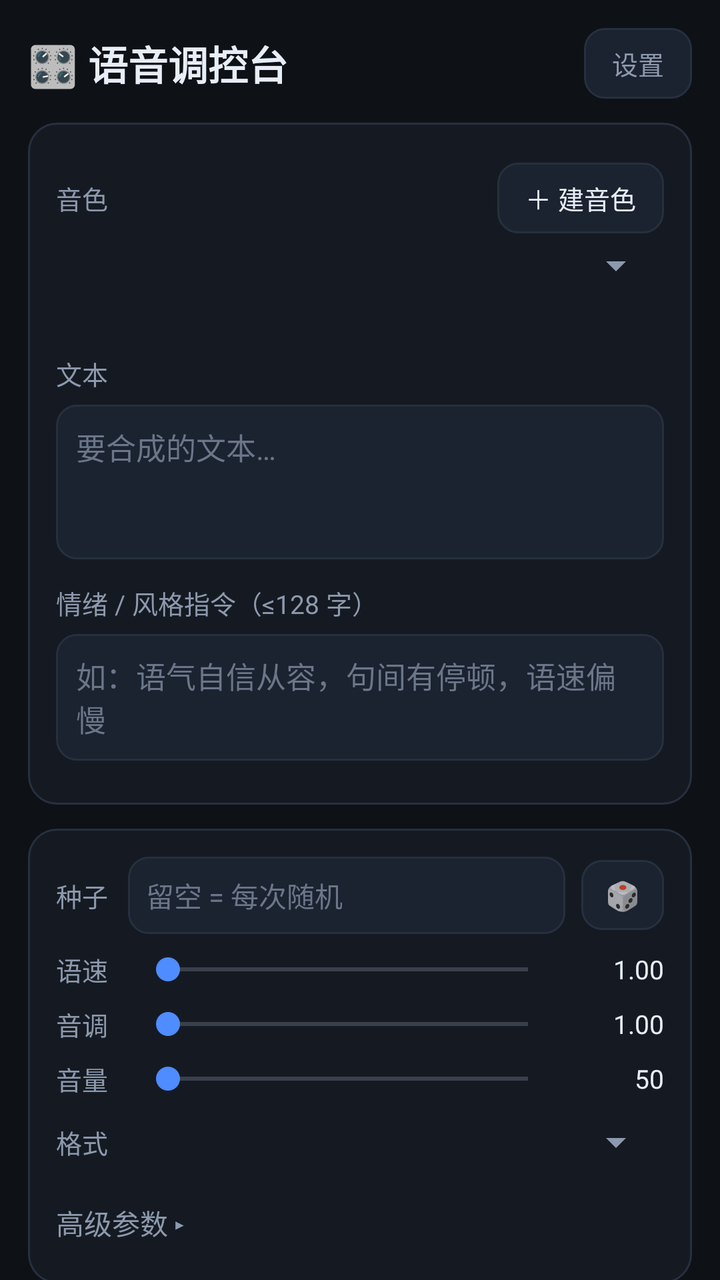
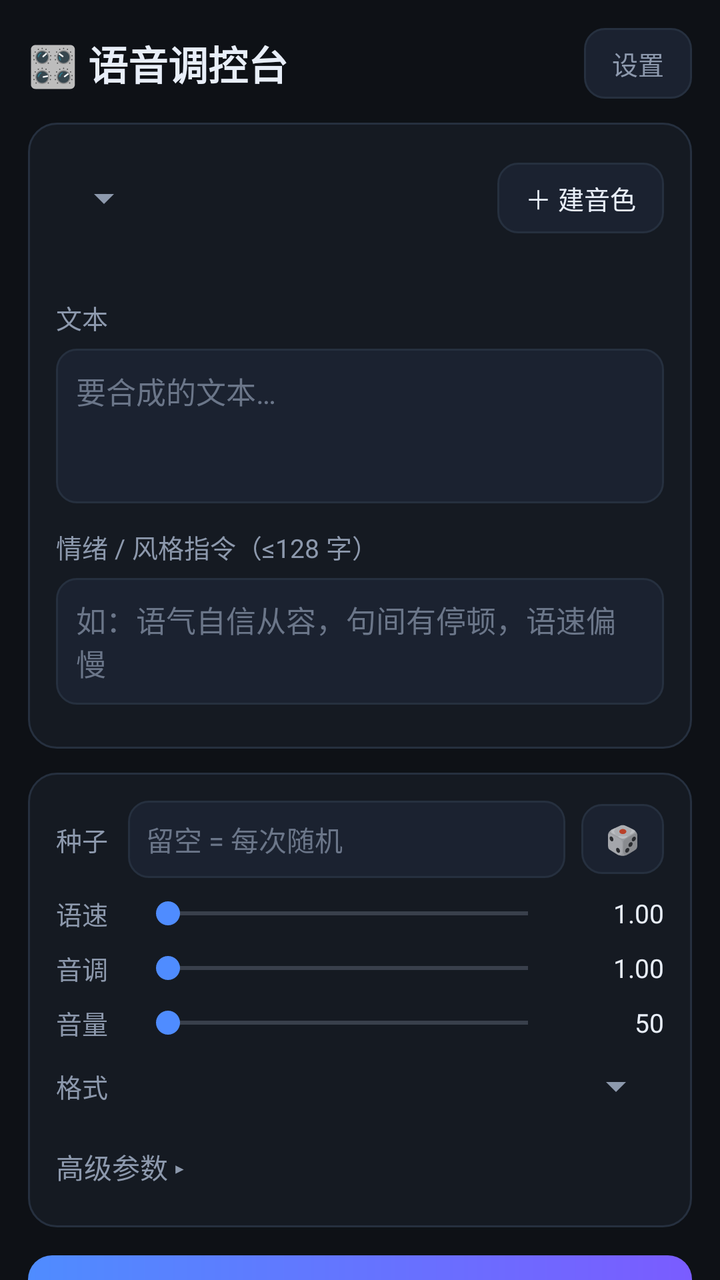

Before-and-after screenshots of an Android layout around one commit, followed by the original layout XML and the change that was made.
<!-- AndroidManifest.xml: application theme Theme.VoiceTuner -->
<!-- res/layout/activity_main.xml -->
<?xml version="1.0" encoding="utf-8"?>
<FrameLayout xmlns:android="http://schemas.android.com/apk/res/android"
    android:layout_width="match_parent"
    android:layout_height="match_parent">

    <ImageView
        android:id="@+id/wpImg"
        android:layout_width="match_parent"
        android:layout_height="match_parent"
        android:scaleType="centerCrop"
        android:visibility="gone" />

    <View
        android:id="@+id/wpScrim"
        android:layout_width="match_parent"
        android:layout_height="match_parent"
        android:visibility="gone" />

    <ScrollView
        android:id="@+id/svRoot"
        android:layout_width="match_parent"
        android:layout_height="match_parent"
        android:fillViewport="true"
        android:scrollbars="none">

    <LinearLayout
        android:layout_width="match_parent"
        android:layout_height="wrap_content"
        android:orientation="vertical"
        android:padding="14dp">

        
        <LinearLayout
            android:layout_width="match_parent"
            android:layout_height="wrap_content"
            android:gravity="center_vertical"
            android:orientation="horizontal">

            <TextView
                android:layout_width="0dp"
                android:layout_height="wrap_content"
                android:layout_weight="1"
                android:text="🎛️ 语音调控台"
                android:textColor="@color/txt"
                android:textSize="20sp"
                android:textStyle="bold" />

            <TextView
                android:id="@+id/btnSettings"
                android:layout_width="wrap_content"
                android:layout_height="wrap_content"
                android:background="@drawable/bg_btn"
                android:clickable="true"
                android:focusable="true"
                android:paddingHorizontal="14dp"
                android:paddingVertical="8dp"
                android:text="设置"
                android:textColor="@color/dim"
                android:textSize="13sp" />
        </LinearLayout>

        
        <LinearLayout
            style="@style/VtCard"
            android:clipChildren="false"
            android:clipToPadding="false">

            <LinearLayout
                android:layout_width="match_parent"
                android:layout_height="wrap_content"
                android:layout_marginTop="6dp"
                android:baselineAligned="false"
                android:clipChildren="false"
                android:clipToPadding="false"
                android:gravity="center_vertical"
                android:orientation="horizontal">

                <TextView
                    style="@style/VtLabel"
                    android:layout_width="0dp"
                    android:layout_height="wrap_content"
                    android:layout_marginTop="0dp"
                    android:layout_weight="1"
                    android:text="音色" />

                <TextView
                    android:id="@+id/btnCreateVoice"
                    style="@style/VtMiniBtn"
                    android:layout_marginTop="0dp"
                    android:layout_marginEnd="0dp"
                    android:text="＋ 建音色" />
            </LinearLayout>

            <Spinner
                android:id="@+id/spVoice"
                android:layout_width="match_parent"
                android:layout_height="wrap_content"
                android:layout_marginTop="4dp" />

            <EditText
                android:id="@+id/etCustomVoice"
                style="@style/VtInput"
                android:hint="粘贴完整音色 ID（cosyvoice-v3.5-plus-…）"
                android:importantForAutofill="no"
                android:inputType="text"
                android:singleLine="true"
                android:visibility="gone" />

            <TextView
                android:id="@+id/tvVoiceNote"
                android:layout_width="wrap_content"
                android:layout_height="wrap_content"
                android:layout_marginTop="4dp"
                android:textColor="@color/dim"
                android:textSize="12sp" />

            <TextView style="@style/VtLabel" android:text="文本" />

            <EditText
                android:id="@+id/etText"
                style="@style/VtInput"
                android:gravity="top|start"
                android:hint="要合成的文本…"
                android:importantForAutofill="no"
                android:inputType="textMultiLine"
                android:minLines="3" />

            <TextView style="@style/VtLabel" android:text="情绪 / 风格指令（≤128 字）" />

            <EditText
                android:id="@+id/etInstr"
                style="@style/VtInput"
                android:hint="如：语气自信从容，句间有停顿，语速偏慢"
                android:importantForAutofill="no"
                android:inputType="textMultiLine"
                android:minLines="2" />

            <HorizontalScrollView
                android:layout_width="match_parent"
                android:layout_height="wrap_content"
                android:layout_marginTop="8dp"
                android:scrollbars="none">

                <LinearLayout
                    android:id="@+id/llChips"
                    android:layout_width="wrap_content"
                    android:layout_height="wrap_content"
                    android:orientation="horizontal" />
            </HorizontalScrollView>
        </LinearLayout>

        
        <LinearLayout style="@style/VtCard">

            <LinearLayout
                android:layout_width="match_parent"
                android:layout_height="wrap_content"
                android:gravity="center_vertical"
                android:orientation="horizontal">

                <TextView
                    android:layout_width="wrap_content"
                    android:layout_height="wrap_content"
                    android:text="种子"
                    android:textColor="@color/dim"
                    android:textSize="13sp" />

                <EditText
                    android:id="@+id/etSeed"
                    android:layout_width="0dp"
                    android:layout_height="wrap_content"
                    android:layout_marginStart="10dp"
                    android:layout_weight="1"
                    android:background="@drawable/bg_input"
                    android:hint="留空 = 每次随机"
                    android:importantForAutofill="no"
                    android:inputType="number"
                    android:padding="9dp"
                    android:singleLine="true"
                    android:textColor="@color/txt"
                    android:textColorHint="@color/hint"
                    android:textSize="14sp" />

                <TextView
                    android:id="@+id/btnDice"
                    android:layout_width="wrap_content"
                    android:layout_height="wrap_content"
                    android:layout_marginStart="8dp"
                    android:background="@drawable/bg_btn"
                    android:clickable="true"
                    android:focusable="true"
                    android:paddingHorizontal="12dp"
                    android:paddingVertical="8dp"
                    android:text="🎲"
                    android:textSize="14sp" />
            </LinearLayout>

            <LinearLayout style="@style/VtSliderRow">
                <TextView style="@style/VtSliderLabel" android:text="语速" />
                <SeekBar
                    android:id="@+id/sbRate"
                    android:layout_width="0dp"
                    android:layout_height="wrap_content"
                    android:layout_weight="1"
                    android:max="150" />
                <TextView
                    android:id="@+id/tvRate"
                    style="@style/VtSliderValue"
                    android:text="1.00" />
            </LinearLayout>

            <LinearLayout style="@style/VtSliderRow">
                <TextView style="@style/VtSliderLabel" android:text="音调" />
                <SeekBar
                    android:id="@+id/sbPitch"
                    android:layout_width="0dp"
                    android:layout_height="wrap_content"
                    android:layout_weight="1"
                    android:max="150" />
                <TextView
                    android:id="@+id/tvPitch"
                    style="@style/VtSliderValue"
                    android:text="1.00" />
            </LinearLayout>

            <LinearLayout style="@style/VtSliderRow">
                <TextView style="@style/VtSliderLabel" android:text="音量" />
                <SeekBar
                    android:id="@+id/sbVol"
                    android:layout_width="0dp"
                    android:layout_height="wrap_content"
                    android:layout_weight="1"
                    android:max="100" />
                <TextView
                    android:id="@+id/tvVol"
                    style="@style/VtSliderValue"
                    android:text="50" />
            </LinearLayout>

            <LinearLayout
                android:layout_width="match_parent"
                android:layout_height="wrap_content"
                android:layout_marginTop="10dp"
                android:gravity="center_vertical"
                android:orientation="horizontal">

                <TextView
                    android:layout_width="wrap_content"
                    android:layout_height="wrap_content"
                    android:text="格式"
                    android:textColor="@color/dim"
                    android:textSize="13sp" />

                <Spinner
                    android:id="@+id/spFormat"
                    android:layout_width="0dp"
                    android:layout_height="wrap_content"
                    android:layout_marginStart="10dp"
                    android:layout_weight="1" />
            </LinearLayout>

            <TextView
                android:id="@+id/tvAdvanced"
                android:layout_width="match_parent"
                android:layout_height="wrap_content"
                android:layout_marginTop="12dp"
                android:clickable="true"
                android:focusable="true"
                android:paddingVertical="6dp"
                android:text="高级参数 ▸"
                android:textColor="@color/dim"
                android:textSize="14sp" />

            <LinearLayout
                android:id="@+id/llAdvanced"
                android:layout_width="match_parent"
                android:layout_height="wrap_content"
                android:orientation="vertical"
                android:visibility="gone">

                <TextView style="@style/VtLabel" android:text="model" />

                <EditText
                    android:id="@+id/etModel"
                    style="@style/VtInput"
                    android:hint="cosyvoice-v3.5-plus"
                    android:importantForAutofill="no"
                    android:inputType="text"
                    android:singleLine="true" />

                <TextView style="@style/VtLabel" android:text="language_hints（逗号分隔）" />

                <EditText
                    android:id="@+id/etLangHints"
                    style="@style/VtInput"
                    android:hint="zh"
                    android:importantForAutofill="no"
                    android:inputType="text"
                    android:singleLine="true" />

                <TextView style="@style/VtLabel" android:text="hot_fix（JSON）" />

                <EditText
                    android:id="@+id/etHotfix"
                    style="@style/VtInput"
                    android:gravity="top|start"
                    android:hint='{"replace":[{"错词":"正词"}]}'
                    android:importantForAutofill="no"
                    android:inputType="textMultiLine"
                    android:minLines="2" />

                <TextView style="@style/VtLabel" android:text="额外参数（JSON，合并进 parameters）" />

                <EditText
                    android:id="@+id/etExtra"
                    style="@style/VtInput"
                    android:gravity="top|start"
                    android:hint='{"enable_markdown_filter":false}'
                    android:importantForAutofill="no"
                    android:inputType="textMultiLine"
                    android:minLines="2" />

                <CheckBox
                    android:id="@+id/cbSsml"
                    android:layout_width="wrap_content"
                    android:layout_height="wrap_content"
                    android:layout_marginTop="8dp"
                    android:checked="true"
                    android:text="SSML 模式（enable_ssml）"
                    android:textColor="@color/dim"
                    android:textSize="13sp" />
            </LinearLayout>
        </LinearLayout>

        
        <TextView
            android:id="@+id/btnGenerate"
            android:layout_width="match_parent"
            android:layout_height="wrap_content"
            android:layout_marginTop="14dp"
            android:background="@drawable/bg_btn_primary"
            android:clickable="true"
            android:focusable="true"
            android:gravity="center"
            android:padding="15dp"
            android:text="生成"
            android:textColor="#FFFFFF"
            android:textSize="17sp"
            android:textStyle="bold" />

        <TextView
            android:id="@+id/btnCancel"
            android:layout_width="match_parent"
            android:layout_height="wrap_content"
            android:layout_marginTop="8dp"
            android:background="@drawable/bg_btn"
            android:clickable="true"
            android:focusable="true"
            android:gravity="center"
            android:padding="11dp"
            android:text="取消"
            android:textColor="@color/dim"
            android:textSize="14sp"
            android:visibility="gone" />

        <TextView
            android:id="@+id/tvStatus"
            android:layout_width="match_parent"
            android:layout_height="wrap_content"
            android:layout_marginTop="8dp"
            android:textColor="@color/dim"
            android:textSize="13sp" />

        
        <LinearLayout
            android:id="@+id/cardResult"
            style="@style/VtCard"
            android:visibility="gone">

            <TextView style="@style/VtLabel" android:text="本次结果" />

            <TextView
                android:id="@+id/tvResultInfo"
                android:layout_width="match_parent"
                android:layout_height="wrap_content"
                android:layout_marginTop="4dp"
                android:textColor="@color/txt"
                android:textSize="14sp" />

            <HorizontalScrollView
                android:layout_width="match_parent"
                android:layout_height="wrap_content"
                android:layout_marginTop="10dp"
                android:scrollbars="none">

                <LinearLayout
                    android:layout_width="wrap_content"
                    android:layout_height="wrap_content"
                    android:orientation="horizontal">

                    <TextView
                        android:id="@+id/btnPlay"
                        style="@style/VtMiniBtn"
                        android:text="▶ 播放" />

                    <TextView
                        android:id="@+id/btnShare"
                        style="@style/VtMiniBtn"
                        android:text="分享" />

                    <TextView
                        android:id="@+id/btnExport"
                        style="@style/VtMiniBtn"
                        android:text="导出到下载" />
                </LinearLayout>
            </HorizontalScrollView>
        </LinearLayout>

        
        <LinearLayout style="@style/VtCard">

            <LinearLayout
                android:layout_width="match_parent"
                android:layout_height="wrap_content"
                android:gravity="center_vertical"
                android:orientation="horizontal">

                <TextView
                    android:layout_width="0dp"
                    android:layout_height="wrap_content"
                    android:layout_weight="1"
                    android:text="本地记录"
                    android:textColor="@color/dim"
                    android:textSize="13sp" />

                <TextView
                    android:id="@+id/btnClearHistory"
                    android:layout_width="wrap_content"
                    android:layout_height="wrap_content"
                    android:background="@drawable/bg_btn"
                    android:clickable="true"
                    android:focusable="true"
                    android:paddingHorizontal="12dp"
                    android:paddingVertical="6dp"
                    android:text="清空"
                    android:textColor="@color/dim"
                    android:textSize="12sp" />
            </LinearLayout>

            <LinearLayout
                android:id="@+id/llHistory"
                android:layout_width="match_parent"
                android:layout_height="wrap_content"
                android:orientation="vertical" />
        </LinearLayout>

        <TextView
            android:layout_width="match_parent"
            android:layout_height="wrap_content"
            android:layout_marginTop="16dp"
            android:layout_marginBottom="20dp"
            android:gravity="center"
            android:text="v0.4.1 · 直连阿里云百炼 CosyVoice v3.5-plus"
            android:textColor="@color/hint"
            android:textSize="11sp" />
    </LinearLayout>
    </ScrollView>
</FrameLayout>
<!-- resources referenced by this layout -->
<resources>
  <color name="dim">#8D99AD</color>
  <color name="hint">#6B7689</color>
  <color name="txt">#E8EEF8</color>
  <!-- drawable bg_btn (drawable) -->
  <?xml version="1.0" encoding="utf-8"?>
  <shape xmlns:android="http://schemas.android.com/apk/res/android"
      android:shape="rectangle">
      <solid android:color="@color/card2" />
      <stroke android:width="1dp" android:color="@color/line" />
      <corners android:radius="10dp" />
  </shape>
  <!-- drawable bg_btn_primary (drawable) -->
  <?xml version="1.0" encoding="utf-8"?>
  <shape xmlns:android="http://schemas.android.com/apk/res/android"
      android:shape="rectangle">
      <gradient
          android:startColor="@color/acc"
          android:endColor="@color/acc2"
          android:angle="0" />
      <corners android:radius="12dp" />
  </shape>
  <!-- drawable bg_input (drawable) -->
  <?xml version="1.0" encoding="utf-8"?>
  <shape xmlns:android="http://schemas.android.com/apk/res/android"
      android:shape="rectangle">
      <solid android:color="@color/card2" />
      <stroke android:width="1dp" android:color="@color/line" />
      <corners android:radius="10dp" />
  </shape>
  <style name="VtCard">
          <item name="android:layout_width">match_parent</item>
          <item name="android:layout_height">wrap_content</item>
          <item name="android:orientation">vertical</item>
          <item name="android:background">@drawable/bg_card</item>
          <item name="android:padding">14dp</item>
          <item name="android:layout_marginTop">12dp</item>
      </style>
  <style name="VtInput">
          <item name="android:layout_width">match_parent</item>
          <item name="android:layout_height">wrap_content</item>
          <item name="android:background">@drawable/bg_input</item>
          <item name="android:textColor">@color/txt</item>
          <item name="android:textColorHint">@color/hint</item>
          <item name="android:textSize">15sp</item>
          <item name="android:padding">10dp</item>
          <item name="android:layout_marginTop">6dp</item>
      </style>
  <style name="VtLabel">
          <item name="android:layout_width">wrap_content</item>
          <item name="android:layout_height">wrap_content</item>
          <item name="android:textColor">@color/dim</item>
          <item name="android:textSize">13sp</item>
          <item name="android:layout_marginTop">12dp</item>
      </style>
  <style name="VtSliderLabel">
          <item name="android:layout_width">40dp</item>
          <item name="android:layout_height">wrap_content</item>
          <item name="android:textColor">@color/dim</item>
          <item name="android:textSize">13sp</item>
      </style>
  <style name="VtSliderRow">
          <item name="android:layout_width">match_parent</item>
          <item name="android:layout_height">wrap_content</item>
          <item name="android:orientation">horizontal</item>
          <item name="android:gravity">center_vertical</item>
          <item name="android:layout_marginTop">8dp</item>
      </style>
  <style name="VtSliderValue">
          <item name="android:layout_width">52dp</item>
          <item name="android:layout_height">wrap_content</item>
          <item name="android:gravity">end</item>
          <item name="android:textColor">@color/txt</item>
          <item name="android:textSize">13sp</item>
      </style>
  <color name="card2">#1B2230</color>
  <color name="line">#26303F</color>
  <color name="acc">#4F8CFF</color>
  <color name="acc2">#7A5CFF</color>
  <!-- drawable bg_card (drawable) -->
  <?xml version="1.0" encoding="utf-8"?>
  <shape xmlns:android="http://schemas.android.com/apk/res/android"
      android:shape="rectangle">
      <solid android:color="@color/card" />
      <stroke android:width="1dp" android:color="@color/line" />
      <corners android:radius="14dp" />
  </shape>
  <color name="bg">#0E1116</color>
  <color name="card">#151A22</color>
</resources>

<!-- the commit's change to res/layout/activity_main.xml (unified diff, before → after) -->
@@ -75,13 +75,15 @@
                 android:gravity="center_vertical"
                 android:orientation="horizontal">
 
-                <TextView
-                    style="@style/VtLabel"
-                    android:layout_width="0dp"
-                    android:layout_height="wrap_content"
-                    android:layout_marginTop="0dp"
-                    android:layout_weight="1"
-                    android:text="音色" />
+                <Spinner
+                    android:id="@+id/spVoice"
+                    android:layout_width="wrap_content"
+                    android:layout_height="wrap_content" />
+
+                <Space
+                    android:layout_width="0dp"
+                    android:layout_height="1dp"
+                    android:layout_weight="1" />
 
                 <TextView
                     android:id="@+id/btnCreateVoice"
@@ -90,12 +92,6 @@
                     android:layout_marginEnd="0dp"
                     android:text="＋ 建音色" />
             </LinearLayout>
-
-            <Spinner
-                android:id="@+id/spVoice"
-                android:layout_width="match_parent"
-                android:layout_height="wrap_content"
-                android:layout_marginTop="4dp" />
 
             <EditText
                 android:id="@+id/etCustomVoice"
@@ -460,7 +456,7 @@
             android:layout_marginTop="16dp"
             android:layout_marginBottom="20dp"
             android:gravity="center"
-            android:text="v0.4.1 · 直连阿里云百炼 CosyVoice v3.5-plus"
+            android:text="v0.4.2 · 直连阿里云百炼 CosyVoice v3.5-plus"
             android:textColor="@color/hint"
             android:textSize="11sp" />
     </LinearLayout>
